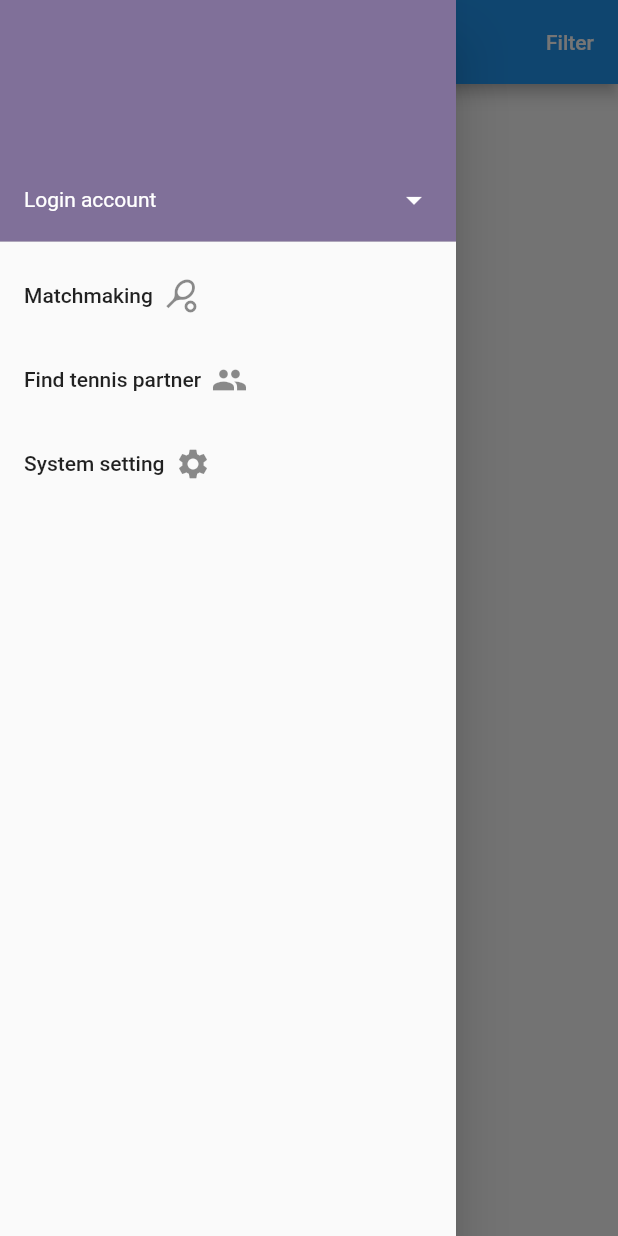
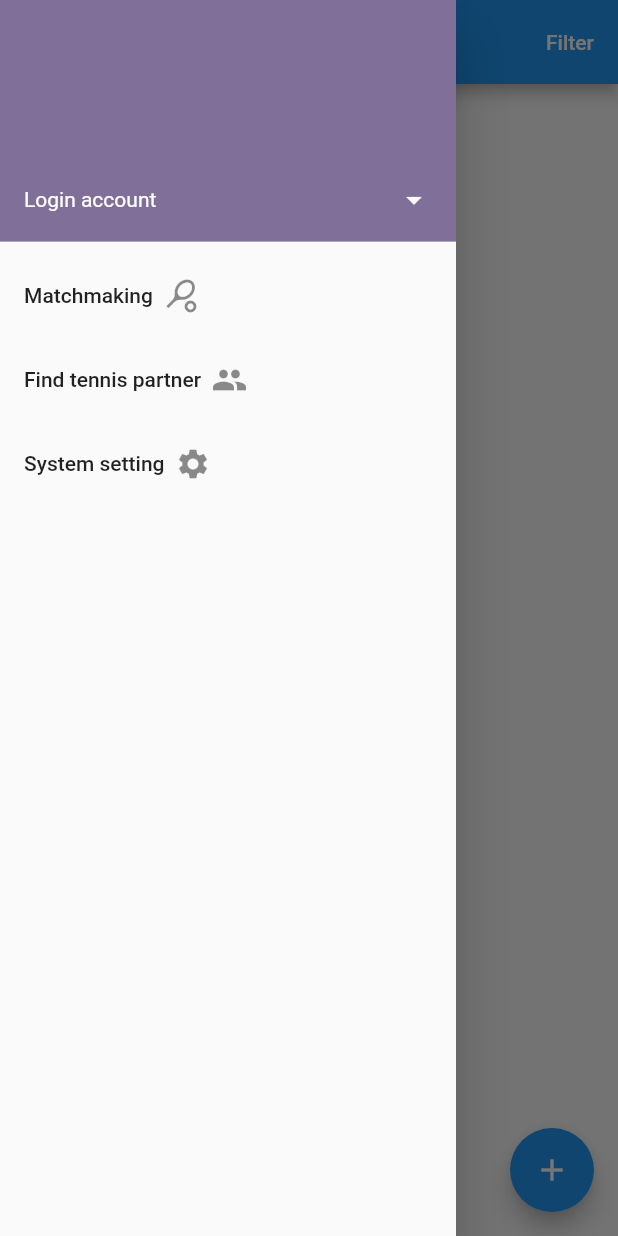
Before and after one commit to jackychoi26/play_tennis_hk, a Flutter app: the screen it shows after launch, with the side drawer open, on a phone screen of 412 x 824 dp. Run offline on Flutter 3.47's test engine with Material 2 defaults, Android fonts, the light colour scheme and no system bars; our stand-ins replace dio, flutter_riverpod, flutter_secure_storage; generated files the repository leaves out were written again; network calls fail.

Commit message:
feat: add create tennis match screen and finished the replace navigation :)

```diff
--- a/lib/features/matchmaking/ui/matchmaking_screen.dart
+++ b/lib/features/matchmaking/ui/matchmaking_screen.dart
@@ -1,6 +1,7 @@
 import 'package:flutter/material.dart';
 import 'package:play_tennis_hk/components/custom_drawer.dart';
-import 'package:play_tennis_hk/features/matchmaking/ui/tennis_match_list_screen.dart';
+import 'package:play_tennis_hk/features/matchmaking/ui/create_tennis_match_screen.dart';
+import 'package:play_tennis_hk/features/matchmaking/ui/tennis_match_list.dart';
 import 'package:play_tennis_hk/components/custom_text.dart';
 import 'package:flutter_gen/gen_l10n/app_localizations.dart';
 
@@ -30,9 +31,21 @@ class _MatchmakingScreenState extends State<MatchmakingScreen> {
         ],
       ),
       body: const Center(
-        child: TennisMatchListScreen(),
+        child: TennisMatchList(),
       ),
       drawer: const CustomDrawer(),
+      floatingActionButton: FloatingActionButton(
+        child: const Icon(
+          Icons.add,
+        ),
+        onPressed: () {
+          Navigator.of(context).push(
+            MaterialPageRoute(
+              builder: (context) => CreateTennisMatchScreen(),
+            ),
+          );
+        },
+      ),
     );
   }
 }
--- a/lib/features/matchmaking/ui/tennis_match_detail_card.dart
+++ b/lib/features/matchmaking/ui/tennis_match_detail_card.dart
@@ -28,7 +28,7 @@ class TennisMatchDetailCard extends StatelessWidget {
   final MatchType _matchType;
   final String? _remarks;
 
-  bool shouldShowAllRemarks;
+  final bool shouldShowAllRemarks;
 
   String _getDate(String? localName) {
     if (localName == "zh") {
--- a/lib/features/matchmaking/ui/tennis_match_list_screen.dart
+++ b/lib/features/matchmaking/ui/tennis_match_list.dart
@@ -3,8 +3,8 @@ import 'package:flutter_riverpod/flutter_riverpod.dart';
 import 'package:play_tennis_hk/features/matchmaking/domain/providers/tennis_matches_provider.dart';
 import 'package:play_tennis_hk/features/matchmaking/ui/tennis_match_info_cell.dart';
 
-class TennisMatchListScreen extends ConsumerWidget {
-  const TennisMatchListScreen({super.key});
+class TennisMatchList extends ConsumerWidget {
+  const TennisMatchList({super.key});
 
   @override
   Widget build(BuildContext context, WidgetRef ref) {
@@ -12,7 +12,10 @@ class TennisMatchListScreen extends ConsumerWidget {
 
     return ListView(padding: const EdgeInsets.all(8), children: [
       for (var tennisMatch in tennisMatches)
-        TennisMatchInfoCell(tennisMatch: tennisMatch)
+        TennisMatchInfoCell(tennisMatch: tennisMatch),
+      const SizedBox(
+        height: 80,
+      )
     ]);
   }
 }
--- a/lib/features/partner-finding/ui/partner_list.dart
+++ b/lib/features/partner-finding/ui/partner_list.dart
@@ -1,7 +1,8 @@
 import 'package:flutter/material.dart';
 import 'package:flutter_riverpod/flutter_riverpod.dart';
-import 'package:play_tennis_hk/features/partner-finding/ui/partner_info_cell.dart';
 import 'dart:async';
+
+import 'package:play_tennis_hk/components/custom_drawer.dart';
 
 class PartnerListScreen extends ConsumerStatefulWidget {
   const PartnerListScreen({super.key});
@@ -26,6 +27,7 @@ class PartnerListScreenState extends ConsumerState<PartnerListScreen> {
         appBar: AppBar(
           title: Text("Flutter Refresh Indicator"),
         ),
+        drawer: const CustomDrawer(),
         body: RefreshIndicator(
           onRefresh: () async {
             await Future.delayed(Duration(seconds: 2));
@@ -53,7 +55,7 @@ class PartnerListScreenState extends ConsumerState<PartnerListScreen> {
   }
 
   void updateData() {
-    Timer.periodic(Duration(seconds: 1), (Timer timer) {
+    Timer.periodic(const Duration(seconds: 1), (Timer timer) {
       int i = data.length + 1;
       data.add("Flutter Tutorial $i");
       timer.cancel();
--- a/lib/l10n/app_en.arb
+++ b/lib/l10n/app_en.arb
@@ -59,11 +59,13 @@
   "partnerDetail": "Partner detail",
   "district": "Districts",
   "matchType": "Match type",
+  "training": "Training",
   "singles": "Singles",
   "doubles": "Doubles",
   "mensSingles": "Men's singles",
   "womensSingles": "Women's singles",
   "mensDoubles": "Men's doubles",
   "womensDoubles": "Women's doubles",
-  "mixedDoubles": "Mixed doubles"
+  "mixedDoubles": "Mixed doubles",
+  "createMatch": "Create Match"
 }
--- a/lib/l10n/app_zh.arb
+++ b/lib/l10n/app_zh.arb
@@ -59,11 +59,13 @@
   "tuenMun": "屯門區",
   "yuenLong": "元朗區",
   "matchType": "比賽類型",
+  "training": "猜波",
   "singles": "單打",
   "doubles": "雙打",
   "mensSingles": "男單",
   "womensSingles": "女單",
   "mensDoubles": "男雙",
   "womensDoubles": "女雙",
-  "mixedDoubles": "混雙"
+  "mixedDoubles": "混雙",
+  "createMatch": "建立比賽"
 }
```
Also changed, not shown: lib/components/custom_drawer.dart (+25 -5 lines), lib/features/matchmaking/ui/create_tennis_match_screen.dart (added, +27 -0 lines).
